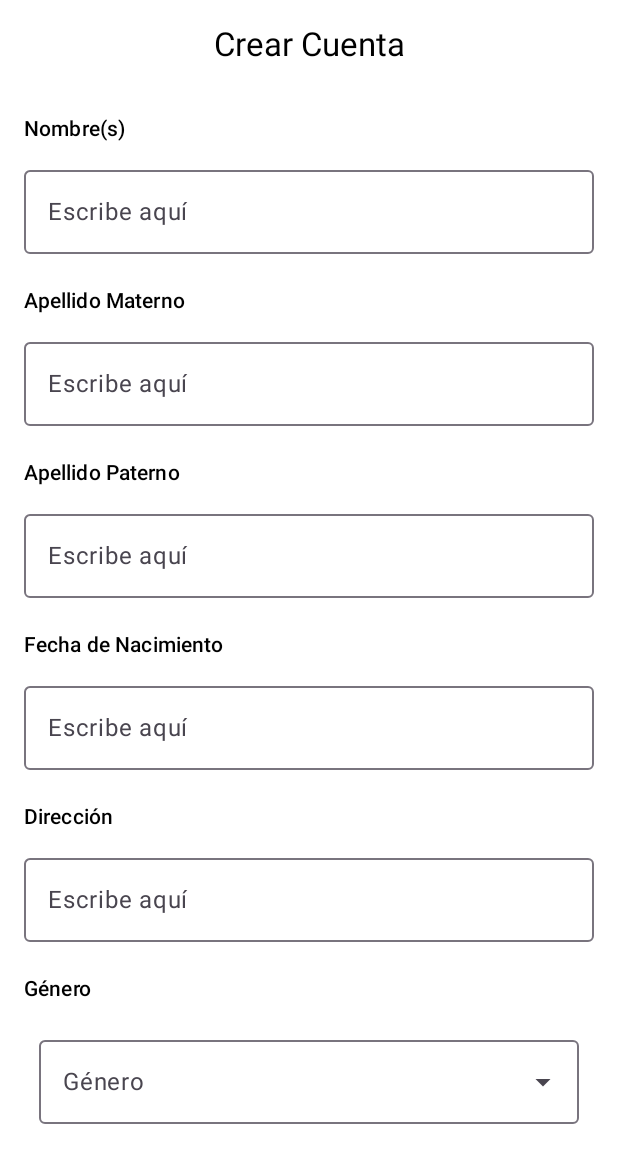
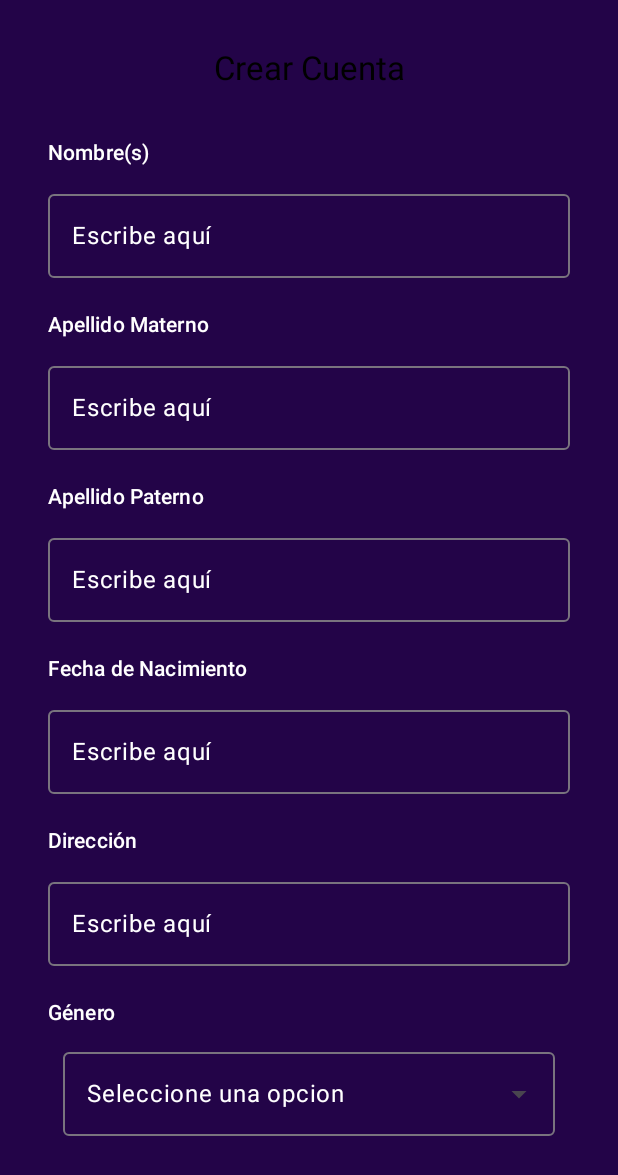
Before and after one commit to FernandaPat/BeneficioApp, an Android app built with Jetpack Compose: the @Preview function CrearCuentaPreview, on a phone screen of 412 x 824 dp. Shown: the top 1175 px of the screen. Run offline under Robolectric (Android 15) with nearby library versions, the phone set to English and light mode, and no system bars.

Commit message:
Cambio colores

```diff
--- a/app/src/main/java/mx/mfpp/beneficioapp/view/Crear_Cuenta.kt
+++ b/app/src/main/java/mx/mfpp/beneficioapp/view/Crear_Cuenta.kt
@@ -1,14 +1,18 @@
 package mx.mfpp.beneficioapp.view
 
+import androidx.compose.foundation.background
 import androidx.compose.foundation.layout.Column
+import androidx.compose.foundation.layout.fillMaxSize
 import androidx.compose.foundation.layout.fillMaxWidth
 import androidx.compose.foundation.layout.padding
 import androidx.compose.material3.DropdownMenuItem
 import androidx.compose.material3.ExperimentalMaterial3Api
 import androidx.compose.material3.ExposedDropdownMenuBox
 import androidx.compose.material3.ExposedDropdownMenuDefaults
+import androidx.compose.material3.LocalTextStyle
 import androidx.compose.material3.MaterialTheme
 import androidx.compose.material3.OutlinedTextField
+import androidx.compose.material3.OutlinedTextFieldDefaults
 import androidx.compose.material3.Text
 import androidx.compose.runtime.Composable
 import androidx.compose.runtime.getValue
@@ -17,6 +21,7 @@ import androidx.compose.runtime.remember
 import androidx.compose.runtime.saveable.rememberSaveable
 import androidx.compose.runtime.setValue
 import androidx.compose.ui.Modifier
+import androidx.compose.ui.graphics.Color
 import androidx.compose.ui.text.style.TextAlign
 import androidx.compose.ui.tooling.preview.Preview
 import androidx.compose.ui.unit.dp
@@ -24,7 +29,10 @@ import androidx.compose.ui.unit.dp
 
 @Composable
 fun Crear_Cuenta(modifier: Modifier = Modifier) {
-    Column  () {
+    Column  (modifier = modifier
+        .fillMaxSize()
+        .background(Color(0xFF230448))
+        .padding(16.dp)) {
         Titulo()
         Etiqueta("Nombre(s)")
         CapturaTexto("Escribe aquí")
@@ -58,7 +66,7 @@ fun Titulo(modifier: Modifier = Modifier) {
 @Composable
 fun Etiqueta(texto: String, modifier: Modifier = Modifier) {
     Text(texto,
-        style = MaterialTheme.typography.labelLarge,
+        style = MaterialTheme.typography.labelLarge.copy(color = Color.White),
         modifier = modifier.padding(start = 16.dp, end = 16.dp, top = 16.dp, bottom = 16.dp))
 }
 
@@ -74,8 +82,11 @@ fun CapturaTexto(
         placeholder = { Text(placeholder) },
         modifier = modifier
             .padding(start = 16.dp, end = 16.dp, bottom = 5.dp, top = 1.dp)
-            .fillMaxWidth()
-    )
+            .fillMaxWidth(),
+        textStyle = LocalTextStyle.current.copy(color = Color.White),
+        colors = OutlinedTextFieldDefaults.colors(
+            focusedPlaceholderColor = Color.White,
+        unfocusedPlaceholderColor = Color.White))
 }
 
 @OptIn(ExperimentalMaterial3Api::class)
@@ -98,7 +109,7 @@ fun Seleccionar_Genero(
             value = selected ?: "",
             onValueChange = {},
             readOnly = true,
-            label = { Text("Género") },
+            placeholder = {Text("Seleccione una opcion",color = Color.White)},
             trailingIcon = { ExposedDropdownMenuDefaults.TrailingIcon(expanded) },
             modifier = Modifier
                 .menuAnchor()
```
